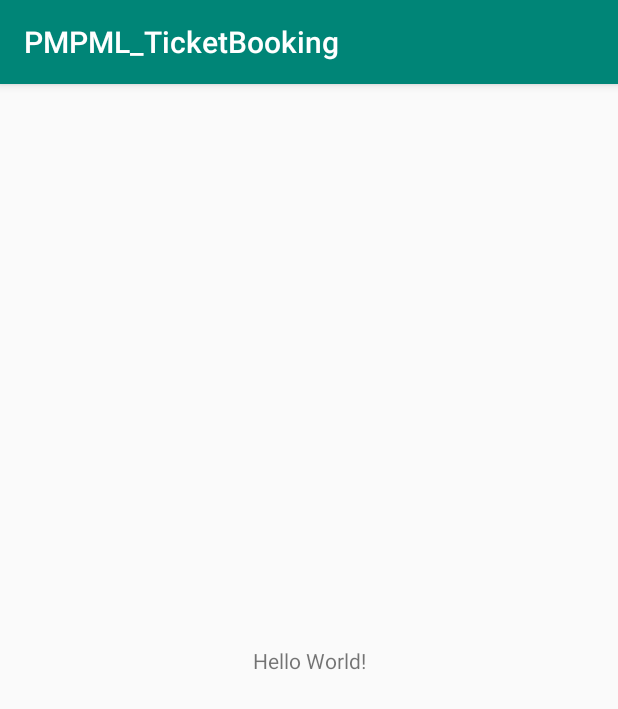
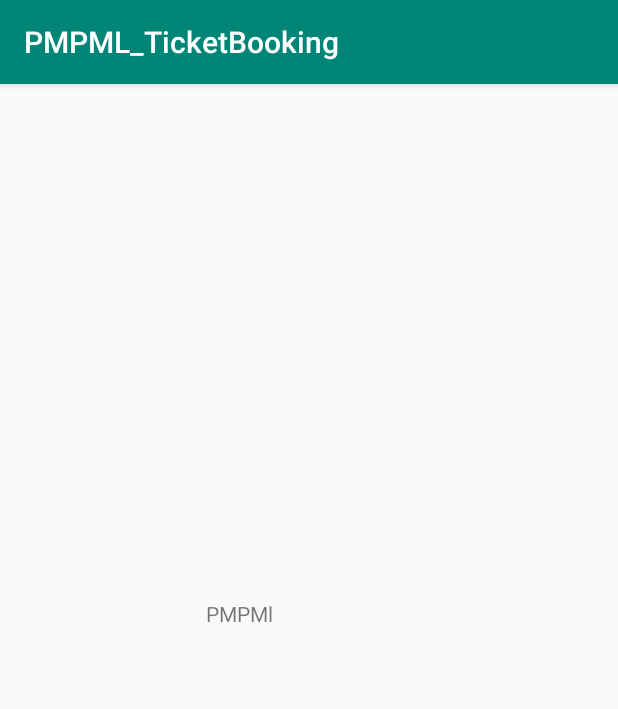
Before and after one commit to apoorvkakade/PMPML_TicketBooking, an Android app: the screen it shows after launch (MainActivity), on a phone screen of 412 x 824 dp. Shown: the top 709 px of the screen. Run offline under Robolectric (Android 15) with nearby library versions, the phone set to English and light mode, and no system bars.

Commit message:
Test Change:Changed Text in label

```diff
--- a/app/src/main/res/layout/activity_main.xml
+++ b/app/src/main/res/layout/activity_main.xml
@@ -7,9 +7,9 @@
     tools:context=".MainActivity">
 
     <TextView
-        android:layout_width="wrap_content"
-        android:layout_height="wrap_content"
-        android:text="Hello World!"
+        android:layout_width="138dp"
+        android:layout_height="81dp"
+        android:text="PMPMl"
         app:layout_constraintBottom_toBottomOf="parent"
         app:layout_constraintLeft_toLeftOf="parent"
         app:layout_constraintRight_toRightOf="parent"
```
